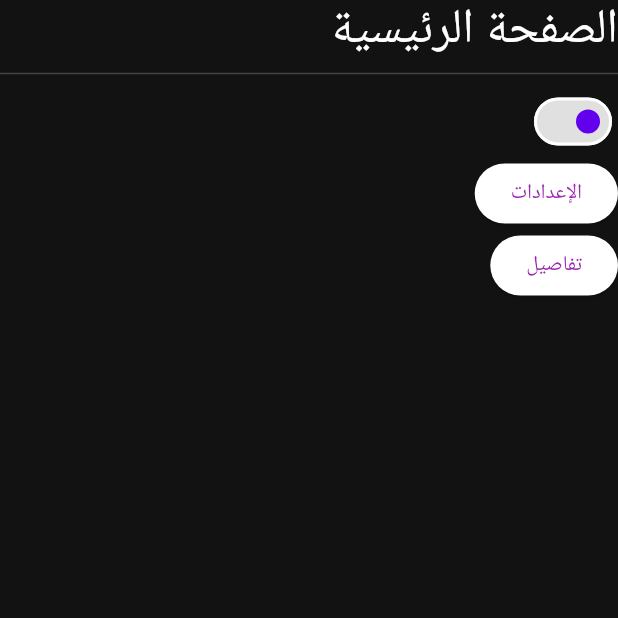
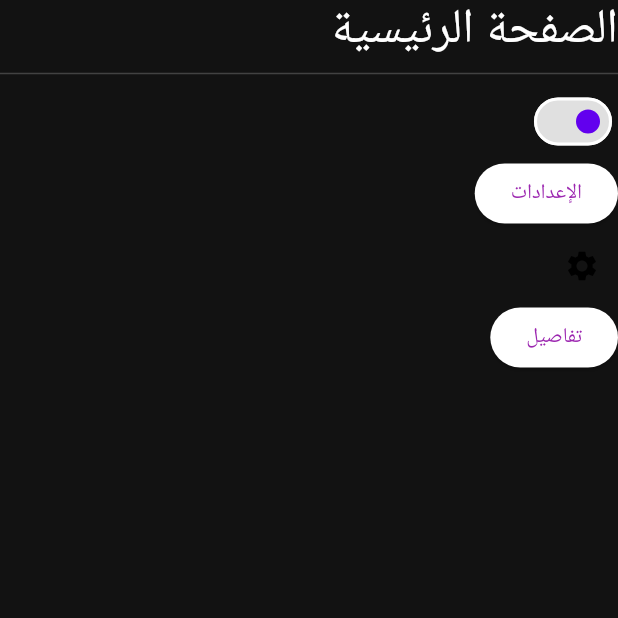
Before and after one commit to mohamed-yamani/flutter-forge, a Flutter app: the screen it shows after launch, on a phone screen of 412 x 824 dp, the top half of it. Run offline on Flutter 3.47's test engine with Material 3 defaults, Android fonts, the phone set to English and light mode, and no system bars; our stand-ins replace bloc, dartz, equatable, flutter_bloc, get_it, google_fonts and 1 more; accounts and stored records are empty; network calls fail.

Commit message:
icon color

```diff
--- a/lib/presentation/journeys/home/home_screen_body.dart
+++ b/lib/presentation/journeys/home/home_screen_body.dart
@@ -36,6 +36,15 @@ class HomeScreenBody extends StatelessWidget {
               TranslationConstants.settings.t(context),
             ),
           ),
+          IconButton(
+            onPressed: () {
+              Navigator.of(context).pushNamed(RouteList.settings);
+            },
+            icon: Icon(
+              Icons.settings,
+              // color: Theme.of(context).primaryColor,
+            ),
+          ),
           // DetailsScreen
           ElevatedButton(
             onPressed: () {
```
